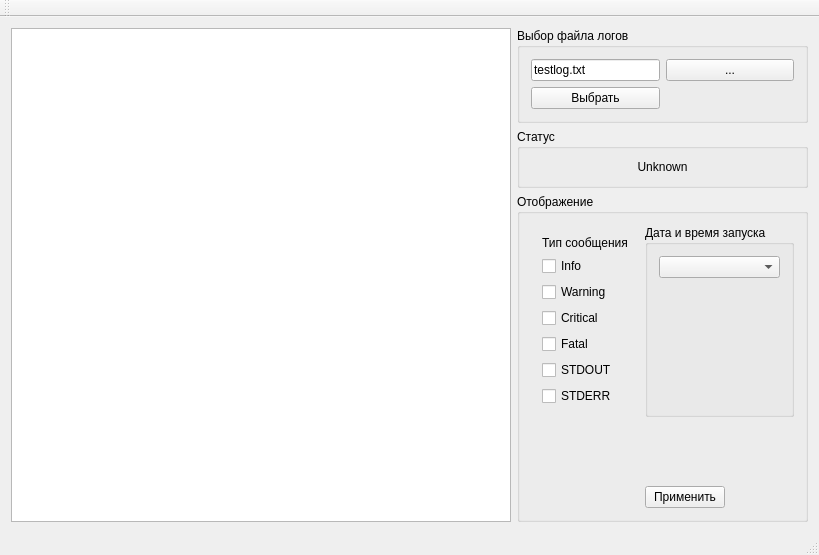
The window that src/gui/mainwindow.ui (VinTRiZz/Logger) describes before a commit, drawn with Qt 5.
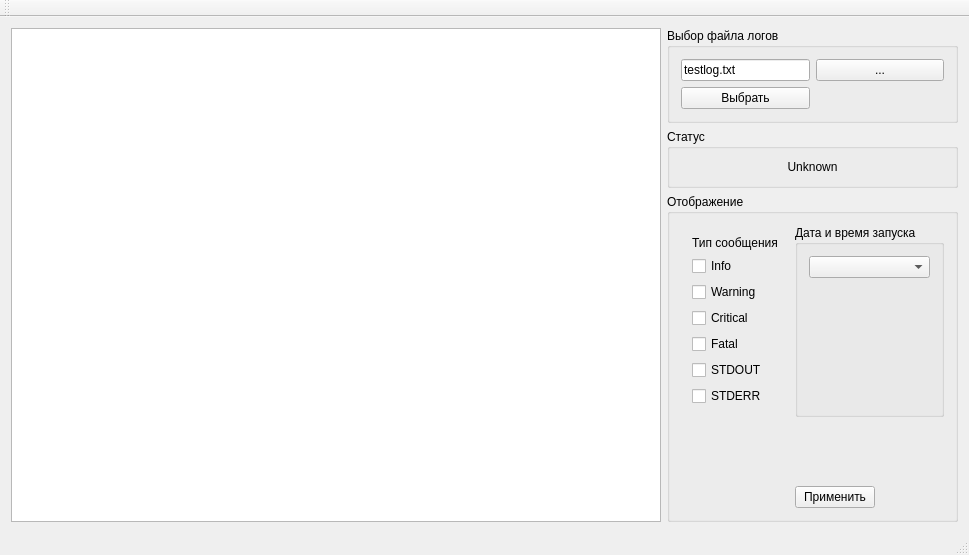
The same window after the commit.

Commit message: Resize beahviour

Patch:
```diff
--- a/src/gui/mainwindow.ui
+++ b/src/gui/mainwindow.ui
@@ -6,7 +6,7 @@
    <rect>
     <x>0</x>
     <y>0</y>
-    <width>804</width>
+    <width>954</width>
     <height>555</height>
    </rect>
   </property>
@@ -247,7 +247,7 @@
      <widget class="QTableView" name="logs_tableView">
       <property name="minimumSize">
        <size>
-        <width>500</width>
+        <width>650</width>
         <height>0</height>
        </size>
       </property>
```
Left out of the diff: 2 changed lines with no effect on the pictures. The commit also changes 1 other file.
